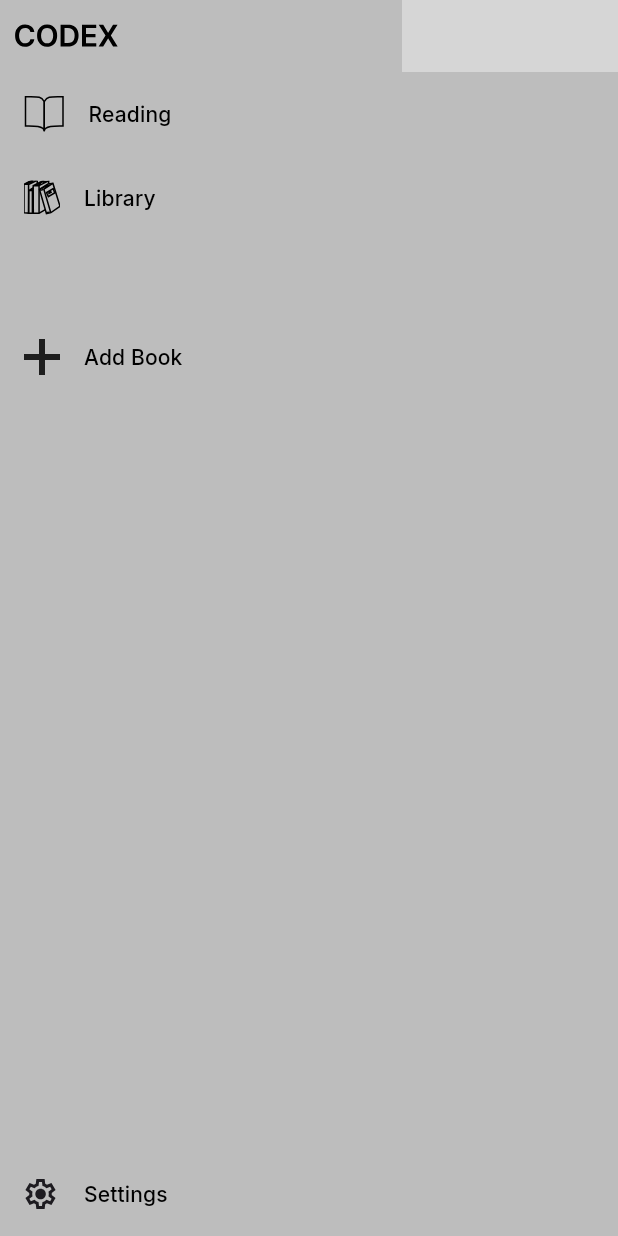
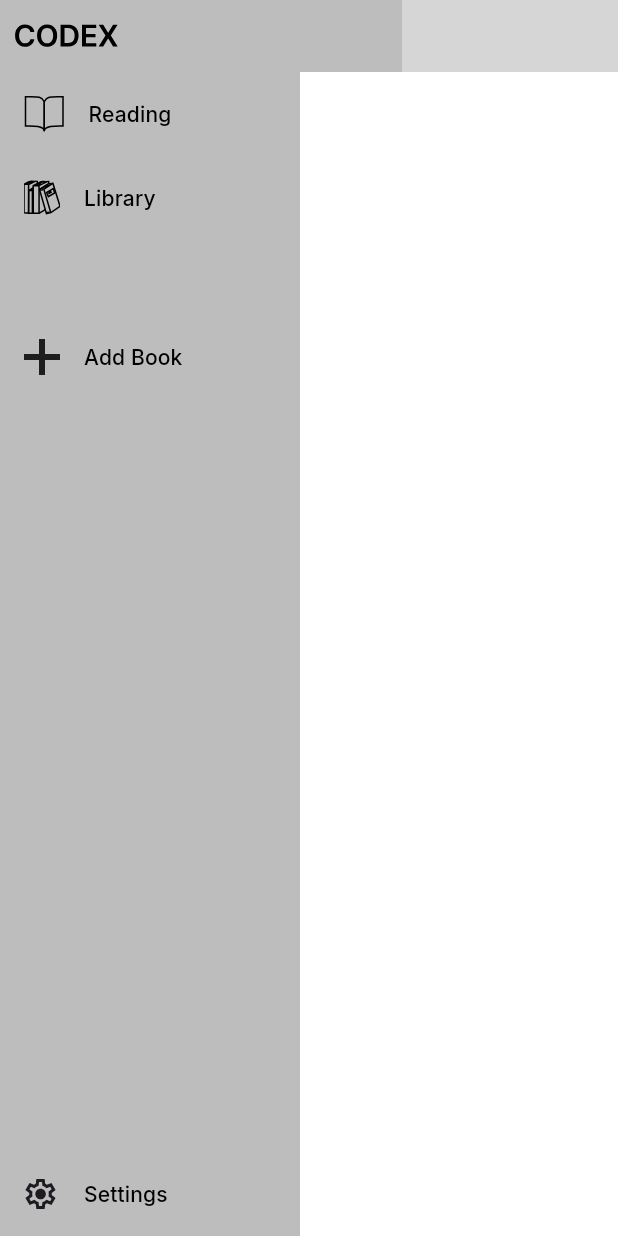
Before and after one commit to Hel1oz/Codex, a Flutter app: the screen it shows after launch, on a phone screen of 412 x 824 dp. Run offline on Flutter 3.47's test engine with Material 3 defaults, Android fonts, the phone set to English and light mode, and no system bars; our stand-ins replace flutter_svg, google_fonts; missing offline and left inert: bitsdojo_window; grey boxes are pictures that could not be loaded.

Commit message:
Added IndexedStack in the main view port as an implementation of persistent pages

```diff
--- a/lib/main.dart
+++ b/lib/main.dart
@@ -1,5 +1,6 @@
 //packages
 import 'dart:ui';
+import 'package:codex/models/navigation_provider.dart';
 import 'package:codex/models/theme_provider.dart';
 import 'package:codex/widgets/main_section.dart';
 import 'package:flutter/material.dart';
@@ -11,7 +12,8 @@ import 'package:codex/widgets/title_bar.dart';
 void main() {
   runApp(MultiProvider(
     providers: [
-      ChangeNotifierProvider(create: (context) => ThemeProvider())
+      ChangeNotifierProvider(create: (context) => ThemeProvider()),
+      ChangeNotifierProvider(create: (context) => NavProvider()),
     ],
     child: const Codex()));
 
--- a/lib/routes/main_view_port_pages/library_page.dart
+++ b/lib/routes/main_view_port_pages/library_page.dart
@@ -9,6 +9,10 @@ class LibraryPage extends StatelessWidget {
   @override
   Widget build(BuildContext context) {
     // TODO: implement build
-    throw UnimplementedError();
+    return Expanded(child:
+    Container(
+      color: Colors.brown
+    )
+    );
   }
 }
--- a/lib/routes/main_view_port_pages/reading_page.dart
+++ b/lib/routes/main_view_port_pages/reading_page.dart
@@ -9,6 +9,9 @@ class ReadingPage extends StatelessWidget {
   @override
   Widget build(BuildContext context) {
     // TODO: implement build
-    throw UnimplementedError();
+      return Expanded(child:
+      Container(
+        color: Colors.white
+      ));
   }
 }
--- a/lib/routes/main_view_port_pages/settings_page.dart
+++ b/lib/routes/main_view_port_pages/settings_page.dart
@@ -9,6 +9,8 @@ class SettingsPage extends StatelessWidget {
   @override
   Widget build(BuildContext context) {
     // TODO: implement build
-    throw UnimplementedError();
+    return Expanded(child: Container(
+      color: Colors.blue
+    ));
   }
 }
--- a/lib/widgets/main_view_port.dart
+++ b/lib/widgets/main_view_port.dart
@@ -1,5 +1,10 @@
+//local imports
+import 'package:codex/routes/main_view_port_pages/library_page.dart';
+import 'package:codex/routes/main_view_port_pages/reading_page.dart';
+import 'package:codex/routes/main_view_port_pages/settings_page.dart';
+
+
 //packages
-
 import 'package:flutter/material.dart';
 
 class MainViewPort extends StatelessWidget {
@@ -9,6 +14,16 @@ class MainViewPort extends StatelessWidget {
   @override
   Widget build(BuildContext context) {
     // TODO: implement build
-    return Expanded(child: Container());
+    return Expanded(child: Container(
+
+      child: IndexedStack(
+        index: 0,
+        children: [
+          ReadingPage(),
+          LibraryPage(),
+          SettingsPage(),
+        ],
+      ),
+    ));
   }
 }
--- a/lib/widgets/side_panel_sections/navigation.dart
+++ b/lib/widgets/side_panel_sections/navigation.dart
@@ -37,7 +37,8 @@ class Navigation extends StatelessWidget {
         children: [
           // ListTile(leading: codexLogo),
           ListTile(leading: readingIcon, title: Text('Reading',
-          style: buttonFont)),
+          style: buttonFont),
+          onTap: () {},),
           ListTile(leading: libraryIcon, title: Text('Library',
           style: buttonFont)),
           SizedBox(height: 50),
```
Also changed, not shown: lib/models/navigation_provider.dart (added, +10 -0 lines).
